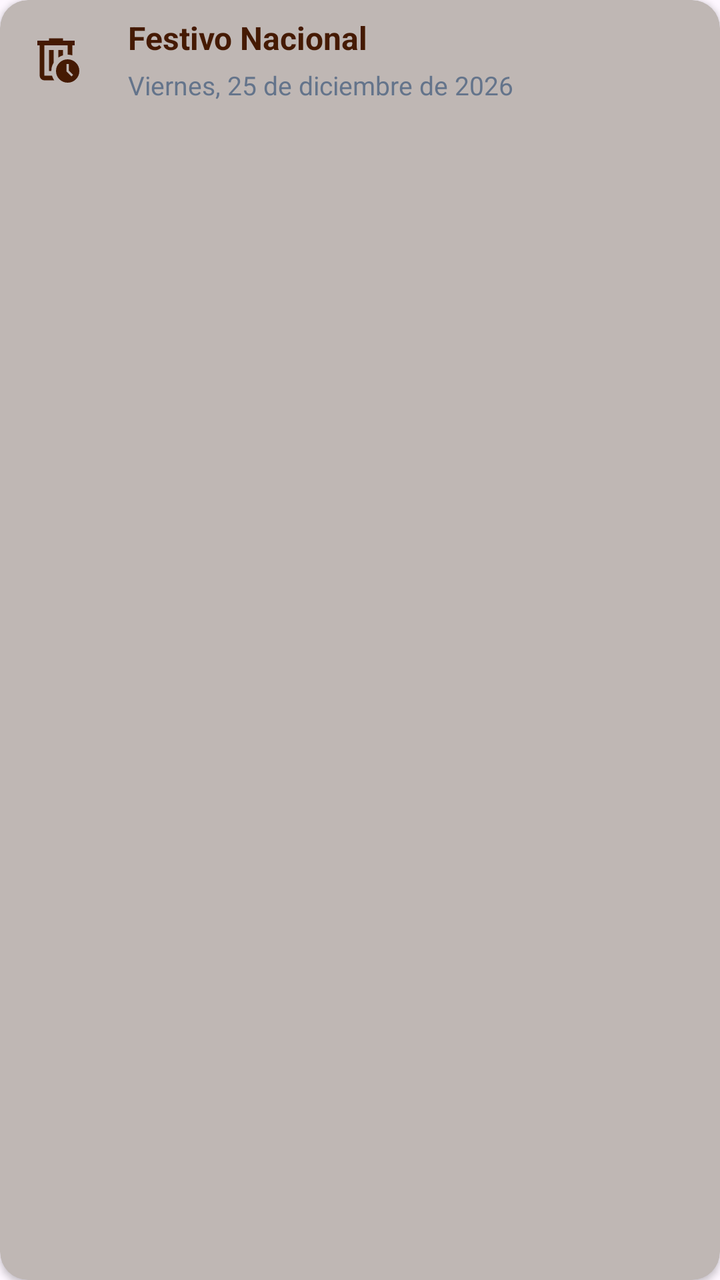
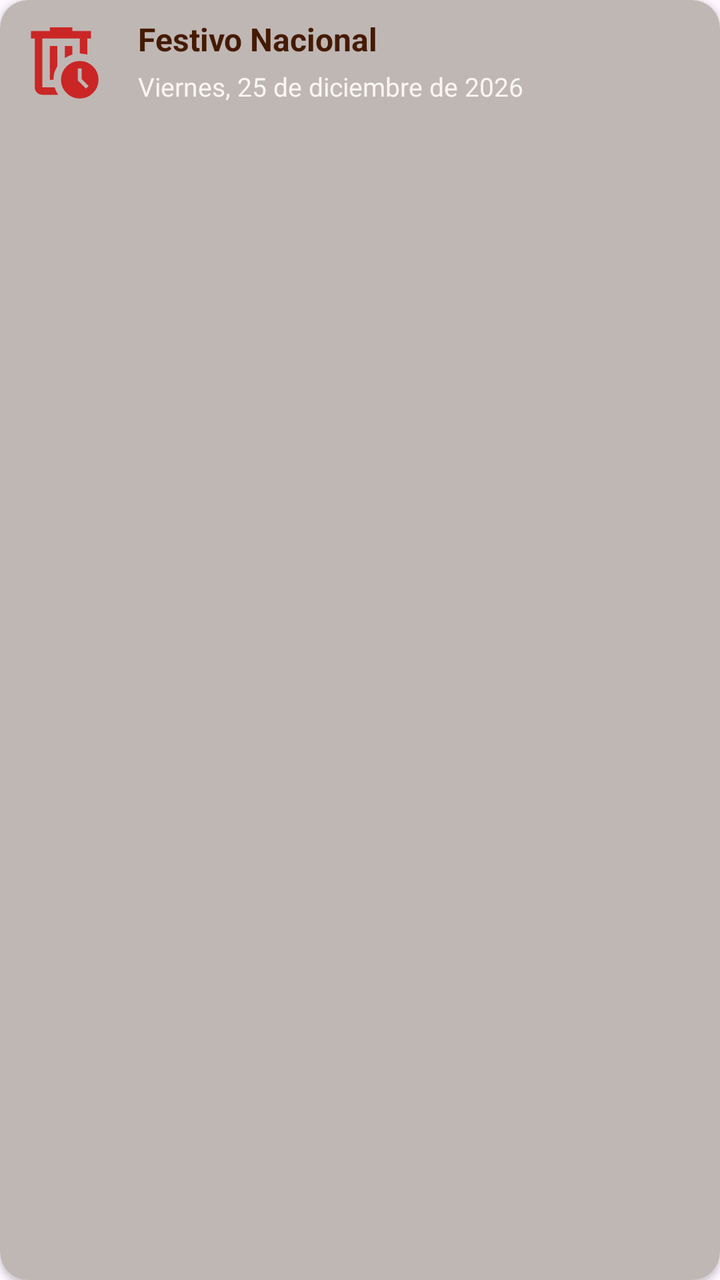

An Android layout rendered at two revisions. The XML below is the earlier revision; the diff shows what the commit changed to produce the second picture.
<!-- AndroidManifest.xml: application theme Theme.CalendarioLaboral_V30 -->
<!-- res/layout/item_festivos.xml -->
<androidx.cardview.widget.CardView
    xmlns:android="http://schemas.android.com/apk/res/android"
    xmlns:app="http://schemas.android.com/apk/res-auto"
    android:id="@+id/cardItem"
    android:layout_width="match_parent"
    android:layout_height="wrap_content"
    android:layout_marginStart="4dp"
    android:layout_marginEnd="4dp"
    android:layout_marginTop="6dp"
    android:layout_marginBottom="6dp"
    app:cardCornerRadius="14dp"
    app:cardElevation="2dp"
    app:cardBackgroundColor="@color/bg_fecha_active">

    <LinearLayout
        android:layout_width="match_parent"
        android:layout_height="wrap_content"
        android:orientation="horizontal"
        android:gravity="center_vertical"
        android:padding="8dp"
        android:background="?android:attr/selectableItemBackground">

        
        <ImageView
            android:id="@+id/ivItemIcono"
            android:layout_width="40dp"
            android:layout_height="40dp"
            android:layout_marginEnd="16dp"
            android:padding="6dp"
            android:src="@drawable/ic_eliminar"
            app:tint="@color/text_main"
            android:importantForAccessibility="no" />
        
        <LinearLayout
            android:layout_width="match_parent"
            android:layout_height="wrap_content"
            android:orientation="vertical">

            <TextView
                android:id="@+id/tvItemTipo"
                android:layout_width="wrap_content"
                android:layout_height="wrap_content"
                android:text="Festivo Nacional"
                android:textColor="@color/text_main"
                android:textSize="16sp"
                android:textStyle="bold" />

            <TextView
                android:id="@+id/tvItemFecha"
                android:layout_width="wrap_content"
                android:layout_height="wrap_content"
                android:text="Viernes, 25 de diciembre de 2026"
                android:textColor="#64748B"
                android:textSize="13sp"
                android:layout_marginTop="4dp" />
        </LinearLayout>

    </LinearLayout>
</androidx.cardview.widget.CardView>
<!-- resources referenced by this layout -->
<resources>
  <color name="bg_fecha_active">#BFB7B4</color>
  <color name="text_main">#451A03</color>
  <!-- drawable ic_eliminar (drawable) -->
  <vector xmlns:android="http://schemas.android.com/apk/res/android" android:height="24dp" android:tint="#CA2626" android:viewportHeight="960" android:viewportWidth="960" android:width="24dp">
        
      <path android:fillColor="@android:color/white" android:pathData="M280,240L280,240L280,400Q280,400 280,481.5Q280,563 280,680Q280,701 280,721Q280,741 280,760L280,760Q280,760 280,760Q280,760 280,760L280,240ZM450,840L280,840Q247,840 223.5,816.5Q200,793 200,760L200,240L160,240L160,160L360,160L360,120L600,120L600,160L800,160L800,240L760,240L760,412Q743,407 720.5,403.5Q698,400 680,400L680,240L280,240L280,760Q280,760 280,760Q280,760 280,760L412,760Q418,781 428,801.5Q438,822 450,840ZM360,680L400,680Q400,617 420,576.5Q440,536 440,536L440,320L360,320L360,680ZM520,450Q537,439 558.5,428Q580,417 600,412L600,320L520,320L520,450ZM538.5,821.5Q480,763 480,680Q480,597 538.5,538.5Q597,480 680,480Q763,480 821.5,538.5Q880,597 880,680Q880,763 821.5,821.5Q763,880 680,880Q597,880 538.5,821.5ZM746,774L774,746L700,672L700,560L660,560L660,688L746,774Z"/>
      
  </vector>
  <style name="Theme.CalendarioLaboral_V30" parent="Base.Theme.CalendarioLaboral_V30" />
  <style name="Base.Theme.CalendarioLaboral_V30" parent="Theme.Material3.DayNight.NoActionBar">
          
          
      </style>
</resources>

<!-- the commit's change to res/layout/item_festivos.xml (unified diff, before → after) -->
@@ -23,17 +23,18 @@
         
         <ImageView
             android:id="@+id/ivItemIcono"
-            android:layout_width="40dp"
-            android:layout_height="40dp"
+            android:layout_width="45dp"
+            android:layout_height="45dp"
             android:layout_marginEnd="16dp"
-            android:padding="6dp"
+            android:scaleType="fitCenter"
+            android:adjustViewBounds="true"
             android:src="@drawable/ic_eliminar"
-            app:tint="@color/text_main"
             android:importantForAccessibility="no" />
         
         <LinearLayout
             android:layout_width="match_parent"
             android:layout_height="wrap_content"
+            android:layout_weight="1"
             android:orientation="vertical">
 
             <TextView
@@ -50,7 +51,7 @@
                 android:layout_width="wrap_content"
                 android:layout_height="wrap_content"
                 android:text="Viernes, 25 de diciembre de 2026"
-                android:textColor="#64748B"
+                android:textColor="@color/text_disabled"
                 android:textSize="13sp"
                 android:layout_marginTop="4dp" />
         </LinearLayout>
<!-- resource entries referenced after the edit -->
@@ -1,6 +1,7 @@
 <!-- resources referenced by this layout -->
 <resources>
   <color name="bg_fecha_active">#BFB7B4</color>
+  <color name="text_disabled">#F9F6F3</color>
   <color name="text_main">#451A03</color>
   <!-- drawable ic_eliminar (drawable) -->
   <vector xmlns:android="http://schemas.android.com/apk/res/android" android:height="24dp" android:tint="#CA2626" android:viewportHeight="960" android:viewportWidth="960" android:width="24dp">
@@ -12,6 +13,18 @@
   <style name="Base.Theme.CalendarioLaboral_V30" parent="Theme.Material3.DayNight.NoActionBar">
           
           
+  
+  
+  
+          
+          <item name="android:statusBarColor">@color/app_primary</item>
+  
+          
+          
+          <item name="android:windowLightStatusBar">false</item>
+  
+  
       </style>
+  <color name="app_primary">#B45309</color>
 </resources>
 
